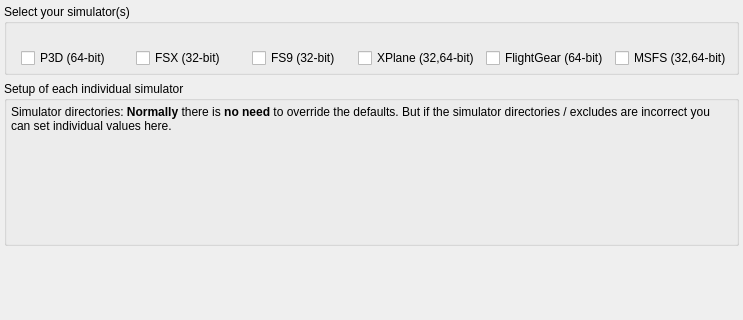
swift-project/pilotclient, file src/blackgui/components/configsimulatorcomponent.ui: the form before one commit; both pictures show x 0 to 743 and y 0 to 320 of the 743 by 480 pixel window.
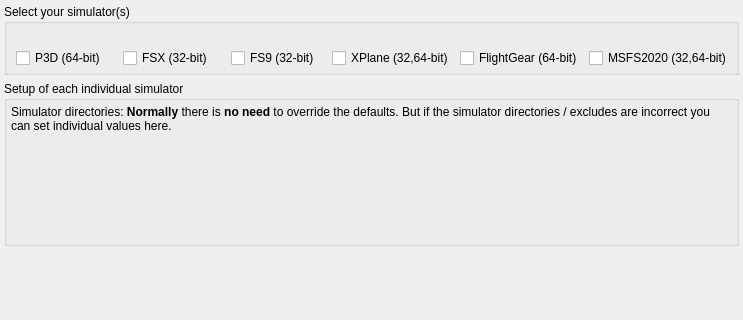
The form after the commit. Icons and pictures are not drawn. Custom widgets are drawn as their Qt base class.

What changed in the file:
```diff
--- a/src/blackgui/components/configsimulatorcomponent.ui
+++ b/src/blackgui/components/configsimulatorcomponent.ui
@@ -142,7 +142,7 @@
       <item row="1" column="5">
        <widget class="QCheckBox" name="cb_MSFS">
         <property name="text">
-         <string>MSFS (32,64-bit)</string>
+                  <string>MSFS2020 (32,64-bit)</string>
         </property>
        </widget>
       </item>
```
Left out of the diff: 1 changed line with no effect on the pictures. Lines whose indentation alone changed are shown as unchanged.
